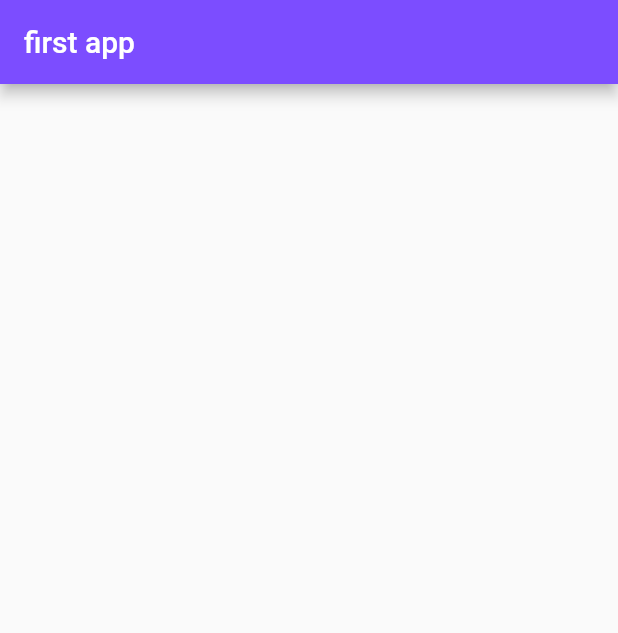
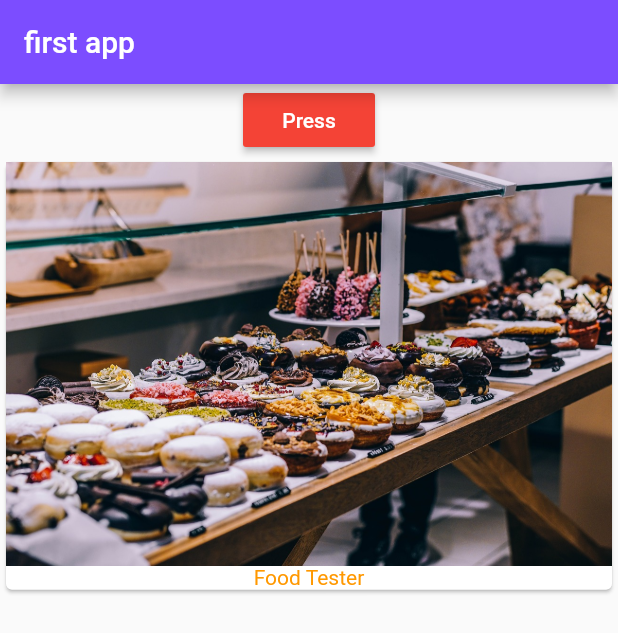
Before and after one commit to raisaghajanyan/Menu, a Flutter app: the screen it shows after launch, on a phone screen of 412 x 824 dp. Shown: the top 633 px of the screen. Run offline on Flutter 3.47's test engine with Material 2 defaults, Android fonts, the phone set to English and light mode, and no system bars.

Commit message:
Split app into multiple pieces

```diff
--- a/lib/main.dart
+++ b/lib/main.dart
@@ -1,24 +1,28 @@
 import 'package:flutter/material.dart';
+import 'package:first_app/products_manager.dart';
 
-
-main(){
- runApp(MyApp());
-
+main() {
+  runApp(MyApp());
 }
 
+class MyApp extends StatefulWidget {
+  @override
+  State<StatefulWidget> createState() {
+    return _MyAppState();
+  }
+}
 
-class MyApp extends StatelessWidget {
-  build(context ){
+class _MyAppState extends State<MyApp> {
+  List<String> _products = ['Food Tester'];
+
+  build(context) {
     return MaterialApp(
       home: Scaffold(
         appBar: AppBar(
           title: Text('first app'),
           backgroundColor: Colors.deepPurpleAccent,
         ),
-        body: Container(),
+        body: ProductsManager('Food Tester')));
 
-      ),
-    );
   }
-
 }
--- /dev/null
+++ b/lib/products.dart
@@ -0,0 +1,35 @@
+import 'package:flutter/material.dart';
+
+
+class Products extends StatelessWidget {
+  List<String> products;
+
+  Products(this.products);
+
+  Widget _buildProductItem(BuildContext context,int index){
+    return Card(
+      child: Column(
+        children: <Widget>[
+          Image.asset('assets/food.jpg'),
+          Text(
+            products[index],
+            style: TextStyle(color: Colors.orange),
+          )
+        ],
+      ),
+    );
+
+
+  }
+
+
+  @override
+  Widget build(BuildContext context) {
+    return Expanded(
+      child: ListView.builder(
+        itemCount: products.length,
+        itemBuilder: _buildProductItem,
+      ),
+    );
+  }
+}
--- /dev/null
+++ b/lib/products_manager.dart
@@ -0,0 +1,53 @@
+import 'package:flutter/material.dart';
+import 'package:first_app/products.dart';
+
+
+class ProductsManager extends StatefulWidget {
+  final String startingProduct;
+
+  ProductsManager(this.startingProduct);
+
+
+  @override
+  State<StatefulWidget> createState() {
+    return _ProductsManagerState();
+  }
+}
+
+class _ProductsManagerState extends State<ProductsManager> {
+  List<String> _products = [];
+
+  @override
+  void initState() {
+
+    super.initState();
+    _products.add(widget.startingProduct);
+
+  }
+
+  @override
+  Widget build(BuildContext context) {
+    return Column(
+      children: <Widget>[
+        RaisedButton(
+          child: Text(
+            'Press',
+            style: TextStyle(
+              color: Colors.white,
+            ),
+          ),
+          color: Colors.red,
+          onPressed: () {
+            setState(() {
+              _products.add('Advanced food tester');
+              print(_products);
+            });
+          },
+        ),
+        Products(_products),
+
+      ],
+    );
+  }
+
+}
```
Also changed, not shown: pubspec.yaml (+4 -3 lines), assets/food.jpg (added).
